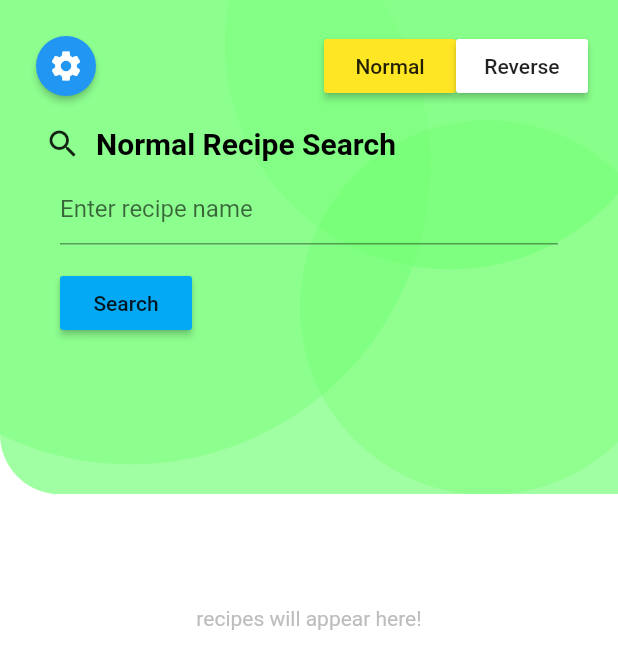
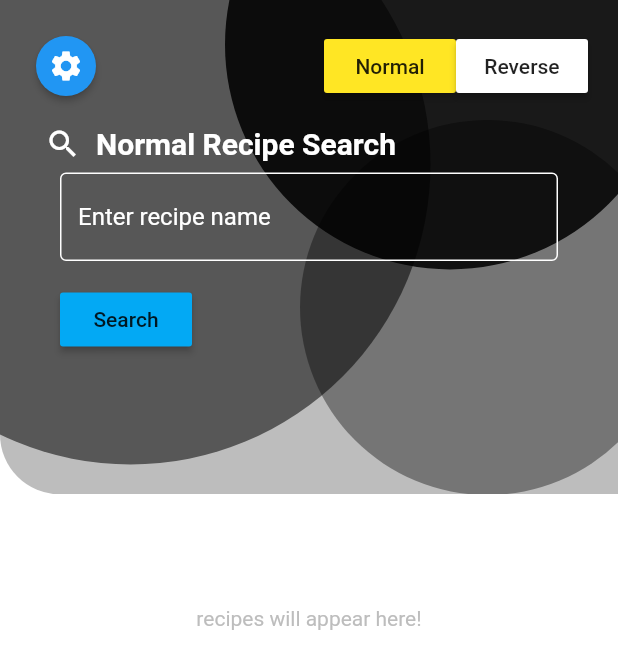
Before and after one commit to jmatamata/Spring2021Advanced-ACM_WidgetMobileApp, a Flutter app: the RecipePage widget shown alone on an empty page, opened directly, on a phone screen of 412 x 824 dp. Shown: the top 669 px of the screen. Run offline on Flutter 3.47's test engine with Material 2 defaults, Android fonts, the phone set to English and light mode, and no system bars; our stand-ins replace flutter_spinkit, flutter_svg, google_fonts; missing offline and left inert: transformer_page_view; network calls fail.

Commit message:
Updated Icon and Name
Moved spacing in weather page

Changed recipe page colors to match black color theme (fight me alvin)
-left original color in comments in case yall hate it
-added some borders on the search bar

Moved pages to their "appropriate" folders

```diff
--- a/lib/checklist_bloc.dart
+++ b/lib/blocs/checklist_bloc.dart
@@ -1,7 +1,7 @@
 import 'dart:async';
 import 'package:flutter/material.dart';
 
-import 'checklist_color_changer.dart';
+import '../models/checklist_color_changer.dart';
 
 class ChecklistBloc {
   TaskList _userTaskList;
--- a/lib/checklist_page.dart
+++ b/lib/pages/checklist_page.dart
@@ -1,6 +1,6 @@
+import 'package:acm_widget_mobile_app/blocs/checklist_bloc.dart';
 import 'package:flutter/material.dart';
-import 'package:acm_widget_mobile_app/checklist_bloc.dart';
-import 'checklist_deadline_clock.dart';
+import '../models/checklist_deadline_clock.dart';
 
 class ChecklistPage extends StatefulWidget {
   @override
--- a/lib/recipe_page.dart
+++ b/lib/pages/recipe_page.dart
@@ -1,10 +1,8 @@
+import 'package:acm_widget_mobile_app/settings/recipe_page_settings.dart';
+import 'package:acm_widget_mobile_app/settings/recipe_search_settings.dart';
+import 'package:acm_widget_mobile_app/widgets/recipe_search_bar.dart';
 import 'package:flutter/gestures.dart';
 import 'package:flutter/material.dart';
-
-import 'package:acm_widget_mobile_app/recipe_search_bar.dart';
-import 'package:acm_widget_mobile_app/recipe_page_settings.dart';
-import 'package:acm_widget_mobile_app/recipe_search_settings.dart';
-
 import 'package:http/http.dart';
 import 'dart:convert';
 import 'package:flutter_spinkit/flutter_spinkit.dart';
@@ -31,6 +29,7 @@ class _RecipePageState extends State<RecipePage> {
           child: Stack(
             children: <Widget> [
               // the positioned are circles to create layers in the background
+              //Left Circle
               Positioned(
                 bottom: 20,
                 right: 125,
@@ -39,10 +38,11 @@ class _RecipePageState extends State<RecipePage> {
                   width: 400,
                   decoration: BoxDecoration(
                     borderRadius: BorderRadius.circular(200),
-                    color: Color.fromRGBO(191, 255, 192, 0.8)
+                    color: Colors.black54//Color.fromRGBO(191, 255, 192, 0.8)
                   ),
                 )
               ),
+              //Top Right Circle
               Positioned(
                 bottom: 150,
                 left: 150,
@@ -51,10 +51,11 @@ class _RecipePageState extends State<RecipePage> {
                   width: 300,
                   decoration: BoxDecoration(
                     borderRadius: BorderRadius.circular(150),
-                    color: Color.fromRGBO(163, 255, 165, 0.65)
+                    color: Colors.black87 //Color.fromRGBO(163, 255, 165, 0.65)
                   ),
                 )
               ),
+              //Bottom Right Circle
               Positioned(
                 top: 80,
                 left: 200,
@@ -63,14 +64,15 @@ class _RecipePageState extends State<RecipePage> {
                   width: 250,
                   decoration: BoxDecoration(
                     borderRadius: BorderRadius.circular(125),
-                    color: Color.fromRGBO(107, 250, 100, 0.3)
+                    color: Colors.black38//Color.fromRGBO(107, 250, 100, 0.3)
                   ),
                 )
               ),
+              //Largest Background Circle
               Container(
                 padding: EdgeInsets.fromLTRB(0, 20, 0, 0),
                 decoration: BoxDecoration(
-                    color: Color.fromRGBO(99, 255, 101, 0.6),
+                    color: Colors.black26, //Color.fromRGBO(99, 255, 101, 0.6),
                     borderRadius: BorderRadius.only(
                       bottomLeft: Radius.circular(40.0),
                     )
--- a/lib/recipe_search_bar.dart
+++ /dev/null
@@ -1,77 +0,0 @@
-import 'package:flutter/material.dart';
-import 'package:acm_widget_mobile_app/recipe_page_settings.dart';
-
-class SearchBar extends StatefulWidget {
-  @override
-  _SearchBarState createState() => _SearchBarState();
-}
-
-class _SearchBarState extends State<SearchBar> {
-  @override
-  Widget build(BuildContext context) {
-    if(Settings.isSearchBarNormal) {
-      return Column(
-        children: <Widget>[
-          Padding(
-            padding: EdgeInsets.fromLTRB(30, 16, 0, 0),
-            child: Row(
-              children: <Widget>[
-                Icon(Icons.search),
-                SizedBox(width: 10),
-                Text(
-                  "Normal Recipe Search",
-                  style: TextStyle(
-                    color: Colors.black,
-                    fontWeight: FontWeight.bold,
-                    fontSize: 20
-                  )
-                )
-              ],
-            ),
-          ),
-          Container(
-            padding: EdgeInsets.fromLTRB(40, 7, 40, 0),
-            child: TextField(
-              controller: Settings.normalController,
-              decoration: InputDecoration(
-                hintText: "Enter recipe name",
-              )
-            ),
-          )
-        ],
-      );
-    }
-    else {
-      return Column(
-        children: <Widget>[
-          Padding(
-            padding: EdgeInsets.fromLTRB(30, 16, 0, 0),
-            child: Row(
-              children: <Widget>[
-                Icon(Icons.search),
-                SizedBox(width: 10),
-                Text(
-                  "Reverse Recipe Search",
-                  style: TextStyle(
-                    color: Colors.black,
-                    fontWeight: FontWeight.bold,
-                    fontSize: 20
-                  )
-                )
-              ],
-            ),
-          ),
-          Container(
-            padding: EdgeInsets.fromLTRB(40, 7, 40, 0),
-            child: TextField(
-              controller: Settings.reverseController,
-              decoration: InputDecoration(
-                hintText: "Enter comma-separated ingredient names",
-              )
-            ),
-          ),
-        ],
-      );
-    }
-  }
-}
--- a/lib/recipe_search_settings.dart
+++ b/lib/settings/recipe_search_settings.dart
@@ -1,7 +1,7 @@
 import 'dart:ui';
 
+import 'package:acm_widget_mobile_app/settings/recipe_page_settings.dart';
 import 'package:flutter/material.dart';
-import 'package:acm_widget_mobile_app/recipe_page_settings.dart';
 
 class RecipeSettings extends StatefulWidget {
   @override
--- /dev/null
+++ b/lib/widgets/recipe_search_bar.dart
@@ -0,0 +1,77 @@
+import 'package:acm_widget_mobile_app/settings/recipe_page_settings.dart';
+import 'package:flutter/material.dart';
+
+class SearchBar extends StatefulWidget {
+  @override
+  _SearchBarState createState() => _SearchBarState();
+}
+
+class _SearchBarState extends State<SearchBar> {
+  @override
+  Widget build(BuildContext context) {
+    if (Settings.isSearchBarNormal) {
+      return Column(
+        children: <Widget>[
+          Padding(
+            padding: EdgeInsets.fromLTRB(30, 16, 0, 0),
+            child: Row(
+              children: <Widget>[
+                Icon(Icons.search, color: Colors.white),
+                SizedBox(width: 10),
+                Text("Normal Recipe Search",
+                    style: TextStyle(
+                        color: Colors.white,
+                        fontWeight: FontWeight.bold,
+                        fontSize: 20))
+              ],
+            ),
+          ),
+          Container(
+            padding: EdgeInsets.fromLTRB(40, 7, 40, 0),
+            child: TextField(
+                controller: Settings.normalController,
+                decoration: InputDecoration(
+                  enabledBorder: OutlineInputBorder(borderSide: BorderSide(
+                    color: Colors.white
+                  )),
+                    hintText: "Enter recipe name",
+                    hintStyle: TextStyle(color: Colors.white),
+                    fillColor: Colors.white)),
+          )
+        ],
+      );
+    } else {
+      return Column(
+        children: <Widget>[
+          Padding(
+            padding: EdgeInsets.fromLTRB(30, 16, 0, 0),
+            child: Row(
+              children: <Widget>[
+                Icon(Icons.search, color: Colors.white,),
+                SizedBox(width: 10),
+                Text("Reverse Recipe Search",
+                    style: TextStyle(
+                        color: Colors.white,
+                        fontWeight: FontWeight.bold,
+                        fontSize: 20))
+              ],
+            ),
+          ),
+          Container(
+            padding: EdgeInsets.fromLTRB(40, 7, 40, 0),
+            child: TextField(
+                controller: Settings.reverseController,
+                decoration: InputDecoration(
+                  enabledBorder: OutlineInputBorder(borderSide: BorderSide(
+                      color: Colors.white
+                  )),
+                  hintText: "Enter comma-separated ingredients",
+                  hintStyle: TextStyle(color: Colors.white),
+                  fillColor: Colors.white,
+                )),
+          ),
+        ],
+      );
+    }
+  }
+}
--- a/lib/widgets/single_weather.dart
+++ b/lib/widgets/single_weather.dart
@@ -25,7 +25,7 @@ class SingleWeather extends StatelessWidget{
                     crossAxisAlignment: CrossAxisAlignment.start,
                     children: [
                       SizedBox(
-                        height: 150,
+                        height: 70,
                       ),
                       Text(wl.city,
                           style: GoogleFonts.lato(
```
Also changed, not shown: lib/main.dart (+10 -9 lines), lib/pages/weather_page.dart (renamed from lib/weather_page.dart, +8 -10 lines), pubspec.yaml (+6 -13 lines), assets/icon.png (added), lib/models/checklist_color_changer.dart (renamed from lib/checklist_color_changer.dart), lib/models/checklist_deadline_clock.dart (renamed from lib/checklist_deadline_clock.dart), lib/pages/home.dart (renamed from lib/home.dart), lib/settings/recipe_page_settings.dart (renamed from lib/recipe_page_settings.dart), pubspec.lock, 23 other files.
